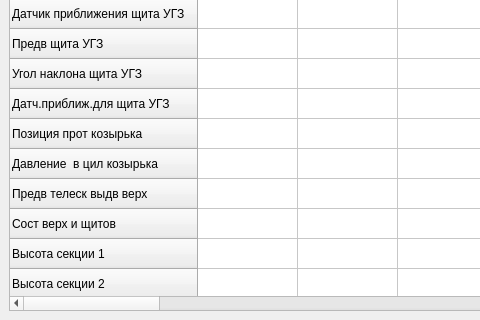
Above: view/sensors/data_sensors.ui from ilyababich21/NIva1 before the change; both pictures show x 0 to 480 and y 509 to 829 of the 1030 by 829 pixel window. Below: the same form after it.
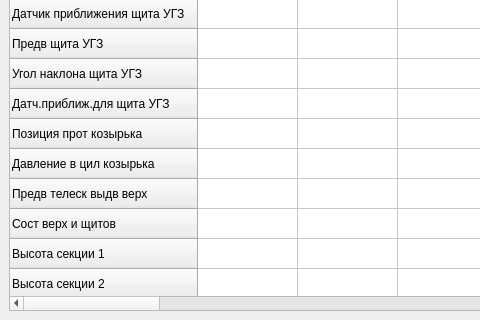
That is the form after the change.

Diff of the .ui file:
```diff
--- a/view/sensors/data_sensors.ui
+++ b/view/sensors/data_sensors.ui
@@ -84,7 +84,7 @@
       </row>
       <row>
        <property name="text">
-        <string>Попер наклон основания </string>
+                                <string>Попер наклон основания</string>
        </property>
       </row>
       <row>
@@ -114,7 +114,7 @@
       </row>
       <row>
        <property name="text">
-        <string>Датч.приближ.для щита УГЗ </string>
+                                <string>Датч.приближ.для щита УГЗ</string>
        </property>
       </row>
       <row>
@@ -124,7 +124,7 @@
       </row>
       <row>
        <property name="text">
-        <string>Давление  в цил козырька</string>
+                                <string>Давление в цил козырька</string>
        </property>
       </row>
       <row>
@@ -134,7 +134,7 @@
       </row>
       <row>
        <property name="text">
-        <string>Сост верх и щитов </string>
+                                <string>Сост верх и щитов</string>
        </property>
       </row>
       <row>
```
Lines whose indentation alone changed are shown as unchanged.
